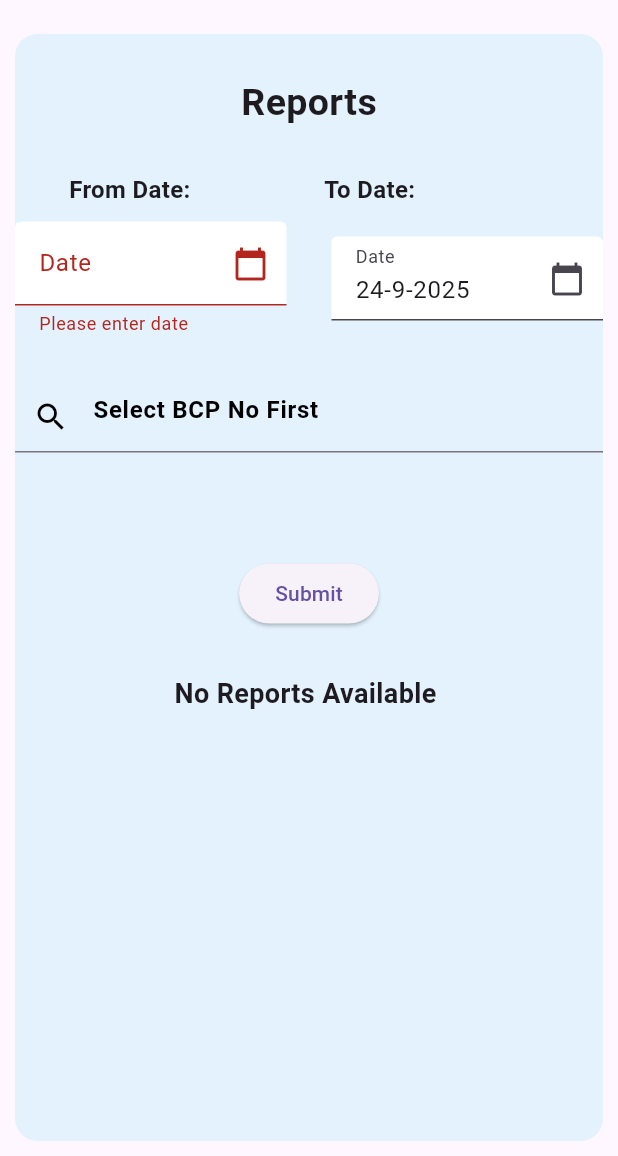
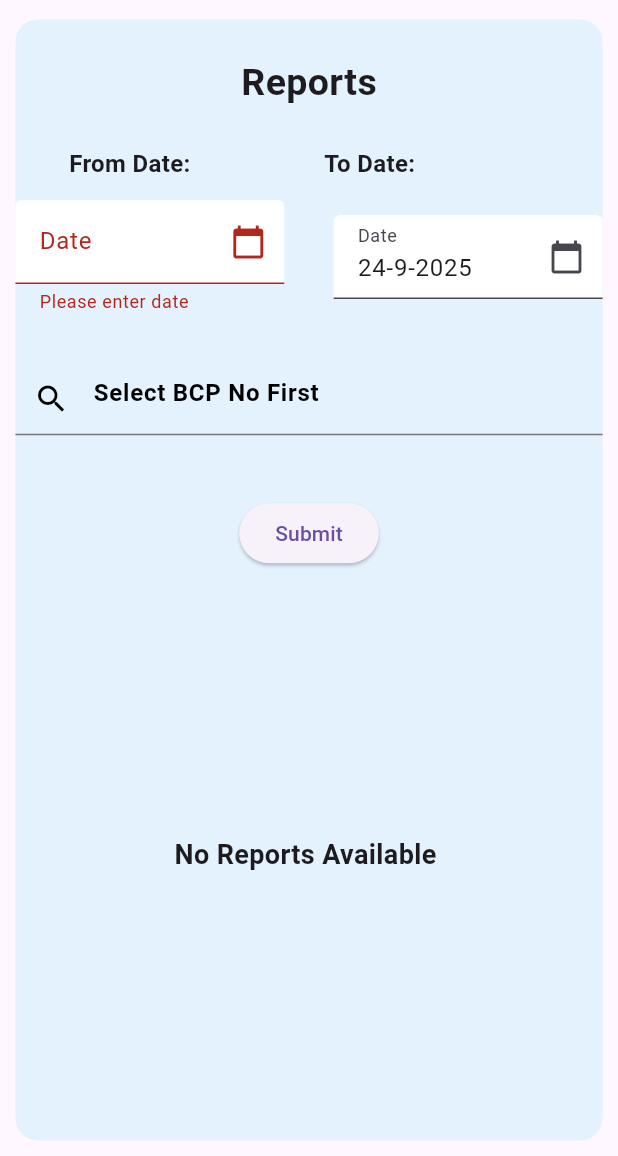
Before and after one commit to avinashsitsolutions/PMC-STP, a Flutter app: the ReportBuilder screen opened directly, after a tap on "Submit", on a phone screen of 412 x 824 dp, the part 80-1236 px from its top. Run offline on Flutter 3.47's test engine with Material 3 defaults, Android fonts, the phone set to English and light mode, and no system bars; drawn by our look-alikes of flutter_typeahead; our stand-ins replace connectivity_plus, csv, flutter_datetime_picker_plus, font_awesome_flutter, geocoding, geolocator and 7 more; missing offline and left inert: flutter_phone_direct_caller, flutter_polyline_points, google_maps_flutter_android, google_maps_flutter_platform_interface, in_app_update, qr_code_scanner and 1 more; accounts and stored records are empty; network calls fail.

Commit message:
render issues and bug fixes

```diff
--- a/lib/builder/builderreport.dart
+++ b/lib/builder/builderreport.dart
@@ -1,9 +1,10 @@
+import 'dart:math' as math;
 import 'package:flutter/material.dart';
 import 'package:flutter_typeahead/flutter_typeahead.dart';
+import 'package:get/get.dart';
 import 'package:intl/intl.dart';
 import 'package:tankerpmc/builder/builderservices.dart';
 import 'package:tankerpmc/widgets/appbar.dart';
-
 import 'package:tankerpmc/widgets/drawerWidget.dart';
 import 'package:flutter_datetime_picker_plus/flutter_datetime_picker_plus.dart';
 
@@ -15,32 +16,22 @@ class ReportBuilder extends StatefulWidget {
 }
 
 class _ReportBuilderState extends State<ReportBuilder> {
-  // ignore: prefer_typing_uninitialized_variables
-  var dropdownValue;
   List<dynamic> _dataList = [];
   bool isLoading = false;
   int _selectedOptionId = 0;
-  bool onchange = false;
-  List<dynamic> options = [];
-  String check = "True";
-  List<Map<String, dynamic>> bcpList = []; // List to store the API response
+  List<Map<String, dynamic>> bcpList = [];
   final TextEditingController _typeAheadController = TextEditingController();
   String _selectedOption = '';
-
   final _formKey = GlobalKey<FormState>();
   final TextEditingController _dateController2 = TextEditingController();
   final TextEditingController _dateController1 = TextEditingController();
+
   void fetchBCPList() {
     Builderservices.bcplist().then((data1) {
       setState(() {
         isLoading = true;
-        if (data1['error'] == true) {
         List<dynamic> data = data1['data'];
         bcpList = data.map((item) => item as Map<String, dynamic>).toList();
-        } else if (data1['error'] == false) {
-          List<dynamic> data = data1['data'];
-          bcpList = data.map((item) => item as Map<String, dynamic>).toList();
-        }
         isLoading = false;
       });
     });
@@ -48,16 +39,18 @@ class _ReportBuilderState extends State<ReportBuilder> {
 
   @override
   void initState() {
-    // TODO: implement initState
     super.initState();
     fetchBCPList();
+
+    DateTime now = DateTime.now();
+    _dateController2.text = "${now.day}-${now.month}-${now.year}";
   }
 
   @override
   Widget build(BuildContext context) {
-    DateTime now = DateTime.now();
-    String formattedDate = "${now.day}-${now.month}-${now.year}";
-    _dateController2.text = formattedDate;
+    final labelRowWidth = math.min(Get.width * 0.95, 320).toDouble();
+    final leftColumnWidth = math.min(Get.width * 0.45, 210).toDouble();
+
     return Scaffold(
       appBar: const PreferredSize(
         preferredSize: Size.fromHeight(kToolbarHeight),
@@ -65,18 +58,16 @@ class _ReportBuilderState extends State<ReportBuilder> {
       ),
       endDrawer: const DrawerWid(),
       body: Padding(
-          padding:
-              const EdgeInsets.only(top: 20, left: 10, right: 10, bottom: 10),
+        padding: EdgeInsets.all(Get.width * 0.025),
         child: Container(
-            height: MediaQuery.of(context).size.height,
+          width: Get.width,
           decoration: BoxDecoration(
             color: Colors.blue[50],
             borderRadius: BorderRadius.circular(15),
           ),
-            child: Column(children: [
-              const SizedBox(
-                height: 20,
-              ),
+          child: Column(
+            children: [
+              SizedBox(height: Get.height * 0.02),
               const Padding(
                 padding: EdgeInsets.all(8.0),
                 child: Text(
@@ -84,34 +75,35 @@ class _ReportBuilderState extends State<ReportBuilder> {
                   style: TextStyle(fontSize: 25, fontWeight: FontWeight.bold),
                 ),
               ),
-              const SizedBox(
-                height: 20,
-              ),
-              const SizedBox(
-                width: 320,
+              SizedBox(height: Get.height * 0.02),
+
+              // ✅ Make top part scrollable
+              SingleChildScrollView(
+                child: Column(
+                  children: [
+                    SizedBox(
+                      width: labelRowWidth,
                       child: Row(
-                  children: [
+                        children: const [
                           Expanded(
                             child: Text(
                               "From Date:",
-                      style:
-                          TextStyle(fontSize: 16, fontWeight: FontWeight.bold),
-                    )),
-                    SizedBox(
-                      width: 20,
+                              style: TextStyle(
+                                  fontSize: 16, fontWeight: FontWeight.bold),
                             ),
+                          ),
+                          SizedBox(width: 20),
                           Expanded(
                             child: Text(
                               "To Date:",
-                      style:
-                          TextStyle(fontSize: 16, fontWeight: FontWeight.bold),
-                    )),
+                              style: TextStyle(
+                                  fontSize: 16, fontWeight: FontWeight.bold),
+                            ),
+                          ),
                         ],
                       ),
                     ),
-              const SizedBox(
-                height: 10,
-              ),
+                    SizedBox(height: Get.height * 0.015),
                     Form(
                       key: _formKey,
                       child: Column(
@@ -128,12 +120,9 @@ class _ReportBuilderState extends State<ReportBuilder> {
                                     labelText: 'Date',
                                     suffixIcon: Icon(Icons.calendar_today),
                                   ),
-                            validator: (value) {
-                              if (value!.isEmpty) {
-                                return 'Please enter date';
-                              }
-                              return null;
-                            },
+                                  validator: (value) => value!.isEmpty
+                                      ? 'Please enter date'
+                                      : null,
                                   onTap: () {
                                     DatePicker.showDatePicker(
                                       context,
@@ -150,9 +139,7 @@ class _ReportBuilderState extends State<ReportBuilder> {
                                   },
                                 ),
                               ),
-                        const SizedBox(
-                          width: 30,
-                        ),
+                              SizedBox(width: Get.width * 0.08),
                               Expanded(
                                 child: TextFormField(
                                   readOnly: true,
@@ -163,12 +150,9 @@ class _ReportBuilderState extends State<ReportBuilder> {
                                     labelText: 'Date',
                                     suffixIcon: Icon(Icons.calendar_today),
                                   ),
-                            validator: (value) {
-                              if (value!.isEmpty) {
-                                return 'Please enter date';
-                              }
-                              return null;
-                            },
+                                  validator: (value) => value!.isEmpty
+                                      ? 'Please enter date'
+                                      : null,
                                   onTap: () {
                                     DatePicker.showDatePicker(
                                       context,
@@ -187,9 +171,7 @@ class _ReportBuilderState extends State<ReportBuilder> {
                               ),
                             ],
                           ),
-                    const SizedBox(
-                      height: 30,
-                    ),
+                          SizedBox(height: Get.height * 0.04),
                           TypeAheadField(
                             textFieldConfiguration: TextFieldConfiguration(
                               decoration: const InputDecoration(
@@ -218,27 +200,21 @@ class _ReportBuilderState extends State<ReportBuilder> {
                                   .toList();
                             },
                             itemBuilder: (context, suggestion) {
-                        return ListTile(
-                          title: Text(suggestion),
-                        );
+                              return ListTile(title: Text(suggestion));
                             },
                             onSuggestionSelected: (suggestion) {
                               setState(() {
                                 _selectedOption = suggestion;
                                 _typeAheadController.text = suggestion;
                                 _selectedOptionId = bcpList.firstWhere((item) =>
-                              item['ni_bcp_no'].toString() == suggestion)['id'];
+                                    item['ni_bcp_no'].toString() ==
+                                    suggestion)['id'];
                               });
                             },
-                      noItemsFoundBuilder: (context) {
-                        return const ListTile(
-                          title: Text('No item found'),
-                        );
-                      },
+                            noItemsFoundBuilder: (context) =>
+                                const ListTile(title: Text('No item found')),
                           ),
-                    const SizedBox(
-                      height: 70,
-                    ),
+                          SizedBox(height: Get.height * 0.05),
                           ElevatedButton(
                             onPressed: () {
                               if (_formKey.currentState!.validate()) {
@@ -248,34 +224,16 @@ class _ReportBuilderState extends State<ReportBuilder> {
                                           _dateController1.text,
                                           _dateController2.text)
                                       .then((data) {
-                              if (data['error'] == true) {
-                                setState(() {
-                                  _dataList = data['data'];
-                                });
+                                    setState(() => _dataList = data['data']);
                                     isLoading = false;
-                              } else if (data['error'] == false) {
-                                setState(() {
-                                  _dataList = data['data'];
-                                });
-                                isLoading = false;
-                              }
                                   });
                                 } else {
                                   Builderservices.builderrrportall(
                                           _dateController1.text,
                                           _dateController2.text)
                                       .then((data) {
-                              if (data['error'] == true) {
-                                setState(() {
-                                  _dataList = data['data'];
-                                });
+                                    setState(() => _dataList = data['data']);
                                     isLoading = false;
-                              } else if (data['error'] == false) {
-                                setState(() {
-                                  _dataList = data['data'];
-                                });
-                                isLoading = false;
-                              }
                                   });
                                 }
                               }
@@ -285,33 +243,23 @@ class _ReportBuilderState extends State<ReportBuilder> {
                         ],
                       ),
                     ),
-              isLoading == true
+                  ],
+                ),
+              ),
+
+              // ✅ Bottom always inside Expanded
+              Expanded(
+                child: isLoading
+                    ? const Center(child: CircularProgressIndicator())
+                    : _dataList.isEmpty
                         ? const Center(
-                      child: CircularProgressIndicator(),
-                    )
-                  : _dataList.isEmpty
-                      // check == "false"
-                      ? const Center(
-                          child: Column(
-                            children: [
-                              SizedBox(
-                                height: 30,
-                              ),
-                              Text(
+                            child: Text(
                               "No Reports Available ",
                               style: TextStyle(
                                   fontSize: 18, fontWeight: FontWeight.bold),
                             ),
-                              SizedBox(
-                                height: 30,
-                              ),
-                            ],
-                          ),
                           )
-                      : Expanded(
-                          child: ListView.builder(
-                              shrinkWrap: true,
-                              physics: const AlwaysScrollableScrollPhysics(),
+                        : ListView.builder(
                             itemCount: _dataList.length,
                             itemBuilder: (context, index) {
                               final data = _dataList[index];
@@ -322,87 +270,68 @@ class _ReportBuilderState extends State<ReportBuilder> {
                                   DateFormat('dd-MM-yyyy').format(date);
                               return Column(
                                 children: [
-                                    const SizedBox(
-                                      height: 20,
-                                    ),
+                                  SizedBox(height: Get.height * 0.02),
+                                  buildDataRow(leftColumnWidth, "Serial No:",
+                                      (index + 1).toString()),
+                                  buildDataRow(leftColumnWidth, "Project Name:",
+                                      data['ni_project_name']),
+                                  buildDataRow(leftColumnWidth,
+                                      "Order Completed On:", formattedDate),
                                   buildDataRow(
-                                        "Serial No:", (index + 1).toString()),
-                                    buildDataRow("Project Name:",
-                                        data['ni_project_name']),
+                                      leftColumnWidth,
+                                      "Water Quantity:",
+                                      "${data['ni_water_capacity']} Liter"),
+                                  buildDataRow(leftColumnWidth, "Tanker No:",
+                                      data['ni_tanker_no'].toString()),
+                                  buildDataRow(leftColumnWidth, "Site Address:",
+                                      data['address'].toString()),
+                                  buildDataRow(leftColumnWidth, "STP Name:",
+                                      data['ni_nearest_stp'].toString()),
+                                  buildDataRow(leftColumnWidth, "Distance:",
+                                      "${data['ni_distance']} Km"),
+                                  buildDataRow(leftColumnWidth, "Amount:",
+                                      "₹ ${data['ni_estimated_amount']}"),
+                                  if (status.toString() == "false")
                                     buildDataRow(
-                                        "Order Completed On:", formattedDate),
-                                    buildDataRow("Water Quantity:",
-                                        "${data['ni_water_capacity'].toString()} Liter"),
-                                    buildDataRow("Tankor No:",
-                                        data['ni_tanker_no'].toString()),
-                                    buildDataRow("Site Address:",
-                                        data['address'].toString()),
-                                    buildDataRow("STP Name:",
-                                        data['ni_nearest_stp'].toString()),
-                                    buildDataRow("Distance:",
-                                        "${data['ni_distance'].toString()} Km"),
-                                    buildDataRow("Amount:",
-                                        "₹ ${data['ni_estimated_amount'].toString()}"),
-                                    if (status.toString() == "false")
-                                      buildDataRow("Status:", "Pending"),
+                                        leftColumnWidth, "Status:", "Pending"),
                                   if (status.toString() == "null")
-                                      buildDataRow("Status:", "Cancelled"),
+                                    buildDataRow(leftColumnWidth, "Status:",
+                                        "Cancelled"),
                                   if (status.toString() == "true")
-                                      buildDataRow("Status:", "Complete"),
+                                    buildDataRow(
+                                        leftColumnWidth, "Status:", "Complete"),
                                   const Divider(
-                                      thickness: 1,
-                                      color: Colors.grey,
-                                    ),
+                                      thickness: 1, color: Colors.grey),
                                 ],
                               );
-                              }),
+                            },
+                          ),
               )
-            ]),
-          )),
-      // bottomNavigationBar: Container(
-      //   decoration: const BoxDecoration(
-      //     image: DecorationImage(
-      //       image: AssetImage(
-      //           'assets/bottomimage.png'), // Replace with your image path
-      //     ),
-      //   ),
-      //   height: 70, // Adjust the height of the image
-      // ),
+            ],
+          ),
+        ),
+      ),
     );
   }
 }
 
-Widget buildDataRow(String label, String? value) {
+Widget buildDataRow(double leftWidth, String label, String? value) {
   return Row(
     children: [
       SizedBox(
-        width: 210,
-        child: Column(
-          crossAxisAlignment: CrossAxisAlignment.start,
-          mainAxisAlignment: MainAxisAlignment.start,
-          children: [
-            Padding(
-              padding: const EdgeInsets.only(
-                  left: 30, top: 10, bottom: 10, right: 10),
+        width: leftWidth,
+        child: Padding(
+          padding: EdgeInsets.only(left: Get.width * 0.07, top: 10, bottom: 10),
           child: Text(
-                label.toString(),
-                style:
-                    const TextStyle(fontSize: 17, fontWeight: FontWeight.bold),
+            label,
+            style: const TextStyle(fontSize: 17, fontWeight: FontWeight.bold),
           ),
-            ),
-          ],
         ),
       ),
       Expanded(
-        child: Column(
-          mainAxisAlignment: MainAxisAlignment.start,
-          crossAxisAlignment: CrossAxisAlignment.start,
-          children: [
-            Text(
-              value.toString(),
+        child: Text(
+          value ?? '',
           style: const TextStyle(fontSize: 17),
-            ),
-          ],
         ),
       )
     ],
--- a/lib/pmc/report5.dart
+++ b/lib/pmc/report5.dart
@@ -126,7 +126,7 @@ class _Report5State extends State<Report5> {
                         height: 10,
                       ),
                       Text(
-                        "From-Date :${formatDate(widget.date1)}   To  TO-Date:${formatDate(widget.date2)}",
+                        "From-Date :${formatDate(widget.date1)} To  TO-Date:${formatDate(widget.date2)}",
                         style: const TextStyle(fontSize: 16),
                       ),
                       const SizedBox(
```
Lines whose indentation alone changed are shown as unchanged.
